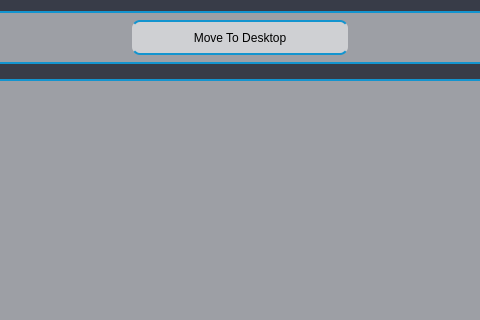
Old version of the form App/Desktop/Win/Code/FileExplorerTree.ui in the repository ElDicee/Vega; both pictures show x 110 to 590 and y 0 to 320 of the 700 by 800 pixel window.
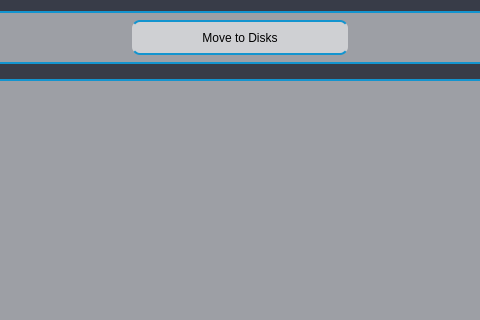
New version of the form.

```diff
--- a/App/Desktop/Win/Code/FileExplorerTree.ui
+++ b/App/Desktop/Win/Code/FileExplorerTree.ui
@@ -10,6 +10,12 @@
     <height>800</height>
    </rect>
   </property>
+  <property name="sizePolicy">
+   <sizepolicy hsizetype="Expanding" vsizetype="Expanding">
+    <horstretch>0</horstretch>
+    <verstretch>0</verstretch>
+   </sizepolicy>
+  </property>
   <property name="windowTitle">
    <string>Form</string>
   </property>
@@ -82,7 +88,7 @@
          </size>
         </property>
         <property name="text">
-         <string>Move To Desktop</string>
+         <string>Move to Disks</string>
         </property>
        </widget>
       </item>
```
Left out of the diff: 6 changed lines with no effect on the pictures.
